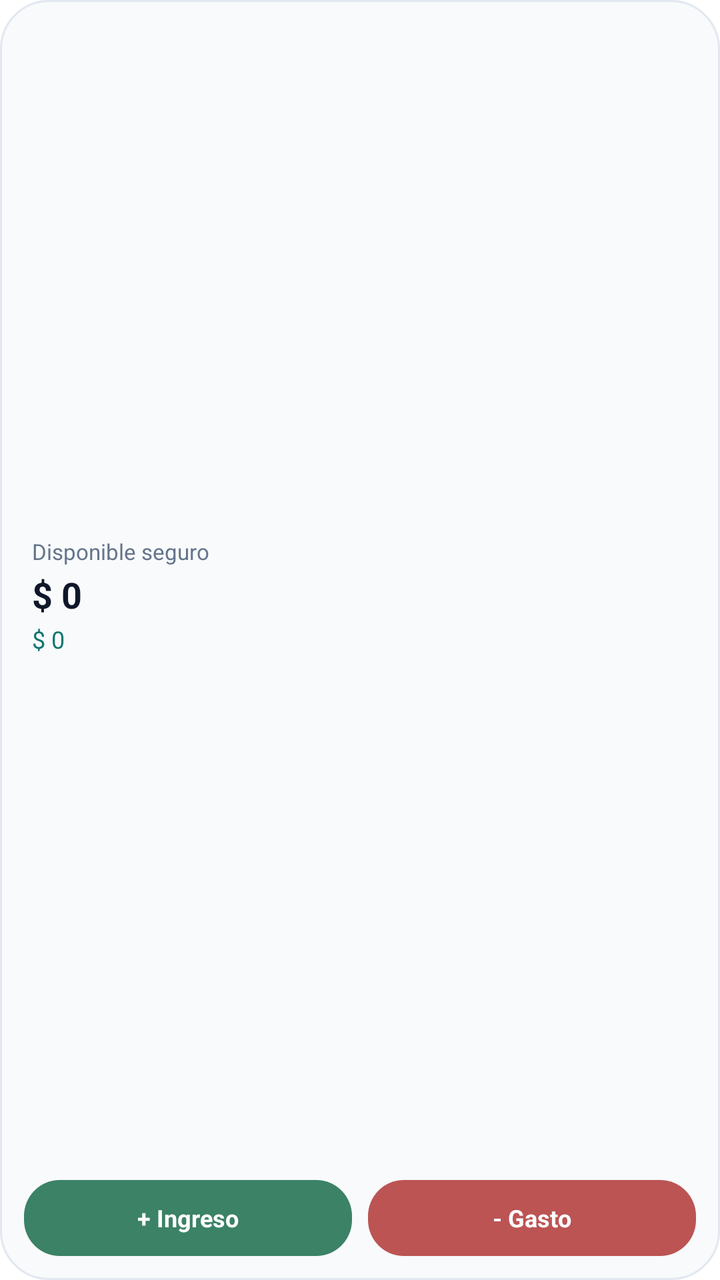
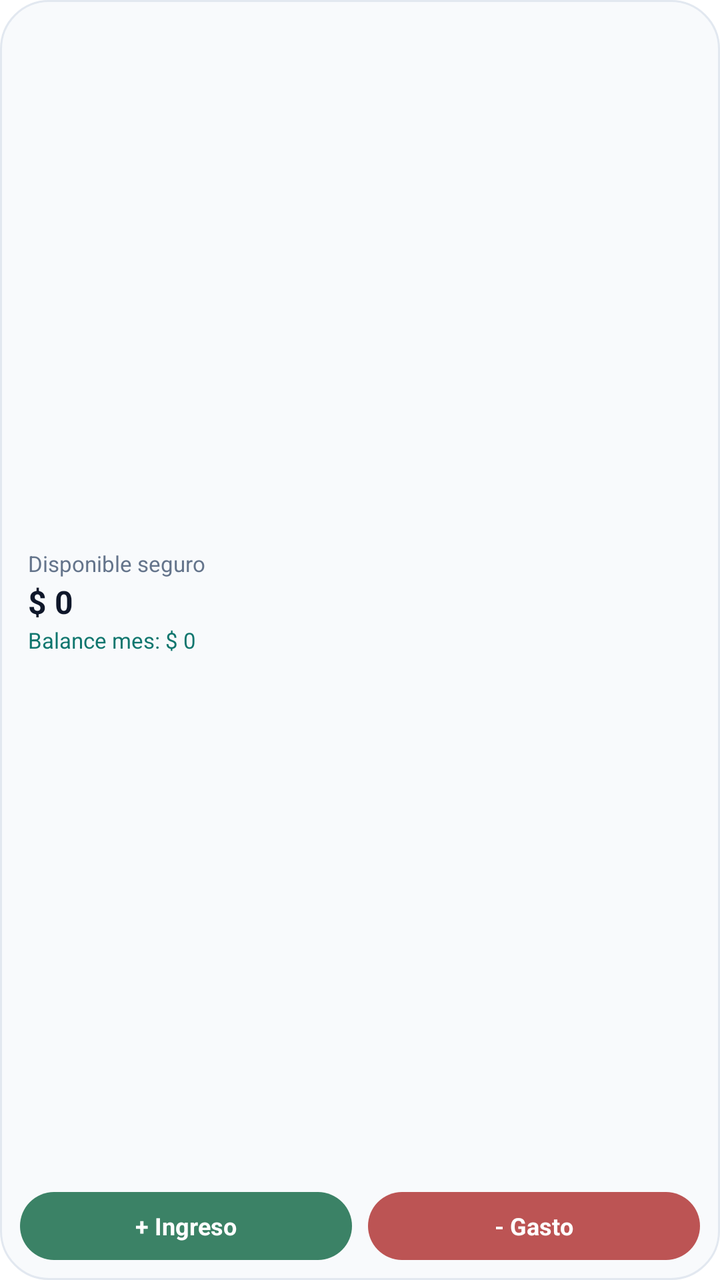

Compare the two renders of this Android layout. The source of the first and the diff that turns it into the second are given below.
<!-- AndroidManifest.xml: fallback theme Theme.MaterialComponents.DayNight.NoActionBar -->
<!-- res/layout/widget_summary.xml -->
<?xml version="1.0" encoding="utf-8"?>
<LinearLayout xmlns:android="http://schemas.android.com/apk/res/android"
    android:layout_width="match_parent"
    android:layout_height="match_parent"
    android:orientation="vertical"
    android:background="@drawable/widget_background"
    android:padding="12dp">

    <LinearLayout
        android:id="@+id/summary_header_container"
        android:layout_width="match_parent"
        android:layout_height="0dp"
        android:layout_weight="1"
        android:orientation="vertical"
        android:gravity="center_vertical"
        android:paddingStart="4dp"
        android:paddingEnd="4dp">

        <TextView
            android:layout_width="wrap_content"
            android:layout_height="wrap_content"
            android:text="Disponible seguro"
            android:textSize="11sp"
            android:textColor="#64748B" />

        <TextView
            android:id="@+id/tv_safe_available"
            android:layout_width="wrap_content"
            android:layout_height="wrap_content"
            android:text="$ 0"
            android:textSize="18sp"
            android:textStyle="bold"
            android:textColor="#0F172A"
            android:layout_marginTop="2dp" />

        <TextView
            android:id="@+id/tv_monthly_balance"
            android:layout_width="wrap_content"
            android:layout_height="wrap_content"
            android:text="$ 0"
            android:textSize="12sp"
            android:textColor="#0F766E"
            android:layout_marginTop="2dp" />
    </LinearLayout>

    <LinearLayout
        android:layout_width="match_parent"
        android:layout_height="38dp"
        android:orientation="horizontal"
        android:layout_marginTop="6dp">

        <LinearLayout
            android:id="@+id/btn_summary_income"
            android:layout_width="0dp"
            android:layout_height="match_parent"
            android:layout_weight="1"
            android:background="@drawable/bg_widget_income"
            android:gravity="center"
            android:layout_marginEnd="4dp">

            <TextView
                android:layout_width="wrap_content"
                android:layout_height="wrap_content"
                android:text="+ Ingreso"
                android:textColor="#FFFFFF"
                android:textSize="12sp"
                android:textStyle="bold" />
        </LinearLayout>

        <LinearLayout
            android:id="@+id/btn_summary_expense"
            android:layout_width="0dp"
            android:layout_height="match_parent"
            android:layout_weight="1"
            android:background="@drawable/bg_widget_expense"
            android:gravity="center"
            android:layout_marginStart="4dp">

            <TextView
                android:layout_width="wrap_content"
                android:layout_height="wrap_content"
                android:text="- Gasto"
                android:textColor="#FFFFFF"
                android:textSize="12sp"
                android:textStyle="bold" />
        </LinearLayout>
    </LinearLayout>
</LinearLayout>
<!-- resources referenced by this layout -->
<resources>
  <!-- drawable bg_widget_expense (drawable) -->
  <?xml version="1.0" encoding="utf-8"?>
  <shape xmlns:android="http://schemas.android.com/apk/res/android"
      android:shape="rectangle">
      <solid android:color="#BC5454" />
      <corners android:radius="18dp" />
  </shape>
  <!-- drawable bg_widget_income (drawable) -->
  <?xml version="1.0" encoding="utf-8"?>
  <shape xmlns:android="http://schemas.android.com/apk/res/android"
      android:shape="rectangle">
      <solid android:color="#3B8266" />
      <corners android:radius="18dp" />
  </shape>
  <!-- drawable widget_background (drawable) -->
  <?xml version="1.0" encoding="utf-8"?>
  <shape xmlns:android="http://schemas.android.com/apk/res/android"
      android:shape="rectangle">
      <solid android:color="#F8FAFC" />
      <corners android:radius="24dp" />
      <stroke android:width="1dp" android:color="#E2E8F0" />
  </shape>
</resources>

<!-- the commit's change to res/layout/widget_summary.xml (unified diff, before → after) -->
@@ -4,7 +4,7 @@
     android:layout_height="match_parent"
     android:orientation="vertical"
     android:background="@drawable/widget_background"
-    android:padding="12dp">
+    android:padding="10dp">
 
     <LinearLayout
         android:id="@+id/summary_header_container"
@@ -17,37 +17,44 @@
         android:paddingEnd="4dp">
 
         <TextView
-            android:layout_width="wrap_content"
+            android:id="@+id/tv_safe_label"
+            android:layout_width="match_parent"
             android:layout_height="wrap_content"
             android:text="Disponible seguro"
             android:textSize="11sp"
+            android:maxLines="1"
+            android:ellipsize="end"
             android:textColor="#64748B" />
 
         <TextView
             android:id="@+id/tv_safe_available"
-            android:layout_width="wrap_content"
+            android:layout_width="match_parent"
             android:layout_height="wrap_content"
             android:text="$ 0"
-            android:textSize="18sp"
+            android:textSize="16sp"
             android:textStyle="bold"
+            android:maxLines="1"
+            android:ellipsize="end"
             android:textColor="#0F172A"
-            android:layout_marginTop="2dp" />
+            android:layout_marginTop="1dp" />
 
         <TextView
             android:id="@+id/tv_monthly_balance"
-            android:layout_width="wrap_content"
+            android:layout_width="match_parent"
             android:layout_height="wrap_content"
-            android:text="$ 0"
-            android:textSize="12sp"
+            android:text="Balance mes: $ 0"
+            android:textSize="11sp"
+            android:maxLines="1"
+            android:ellipsize="end"
             android:textColor="#0F766E"
-            android:layout_marginTop="2dp" />
+            android:layout_marginTop="1dp" />
     </LinearLayout>
 
     <LinearLayout
         android:layout_width="match_parent"
-        android:layout_height="38dp"
+        android:layout_height="34dp"
         android:orientation="horizontal"
-        android:layout_marginTop="6dp">
+        android:layout_marginTop="4dp">
 
         <LinearLayout
             android:id="@+id/btn_summary_income"
